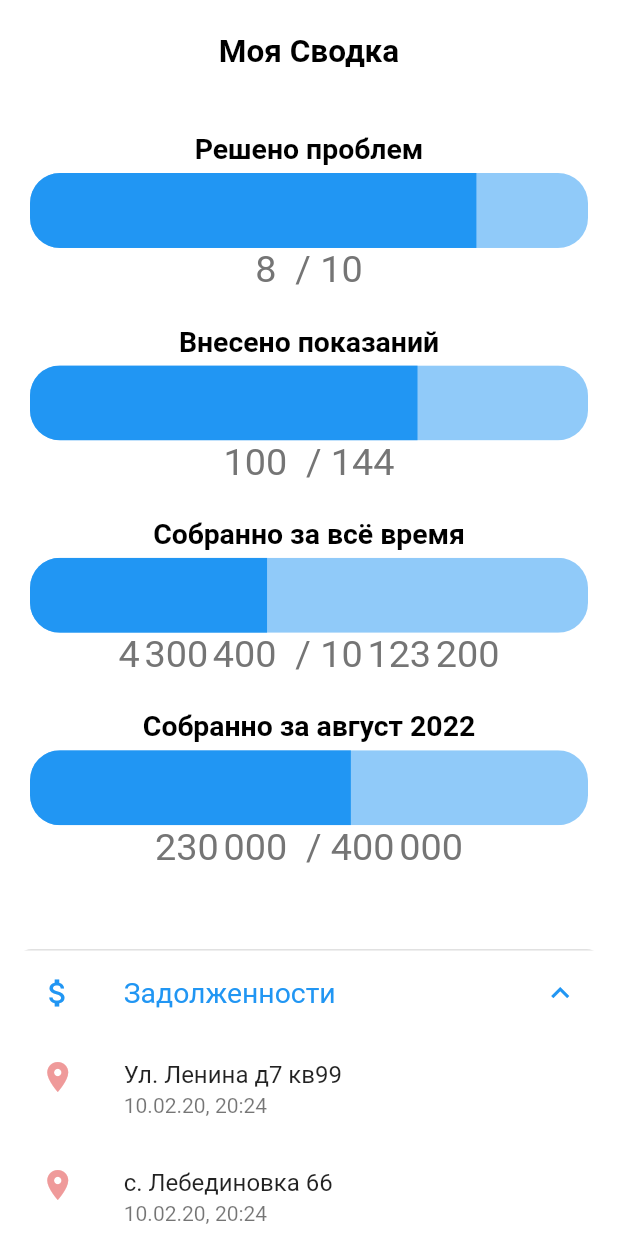
After one commit to savagenur/tosor_suu_mobile, a Flutter app: the MyAnalyticsScreen screen opened directly, after a tap on "Задолженности", on a phone screen of 412 x 824 dp. The commit adds this screen. Run offline on Flutter 3.47's test engine with Material 2 defaults, Android fonts, the phone set to English and light mode, and no system bars; Roboto replaces fonts that are missing (Muli).

Commit message:
MyAnalyticsScreen added

```diff
--- a/lib/screens/Analytics/General Analytics/components/body.dart
+++ b/lib/screens/Analytics/General Analytics/components/body.dart
@@ -31,7 +31,7 @@ class Body extends StatelessWidget {
           ),
           SizedBox(height: getPropScreenWidth(30),),
          const AnimatedAnalyticScale(
-            text: "Собранно за всё время",
+            text: "Собранно за август 2022",
             current: 230000,
             total: 400000,
           ),
--- /dev/null
+++ b/lib/screens/Analytics/My Analytics/components/address_tile.dart
@@ -0,0 +1,26 @@
+import 'package:flutter/material.dart';
+
+class AddressTile extends StatelessWidget {
+  const AddressTile({
+    Key? key,
+    required this.address,
+    required this.color,
+  }) : super(key: key);
+
+  final String address;
+  final Color color;
+
+  @override
+  Widget build(BuildContext context) {
+    return ListTile(
+        title: Text(address),
+        leading: Icon(
+          Icons.location_on,
+          color: color,
+        ),
+        subtitle: const Text(
+          "10.02.20, 20:24",
+        ),
+      );
+  }
+}
--- /dev/null
+++ b/lib/screens/Analytics/My Analytics/components/body.dart
@@ -0,0 +1,43 @@
+import 'package:flutter/material.dart';
+import 'package:tosor_suu_mobile/screens/Analytics/My%20Analytics/components/tasks_expansion_list.dart';
+import 'package:tosor_suu_mobile/size_config.dart';
+
+import '../../../../constants.dart';
+import 'my_analytic_scales.dart';
+
+class Body extends StatelessWidget {
+  const Body({super.key});
+
+  @override
+  Widget build(BuildContext context) {
+
+
+    return SizedBox(
+      width: double.infinity,
+      child: SingleChildScrollView(
+        child: Column(
+          children: [
+            SizedBox(
+              height: getPropScreenWidth(20),
+            ),
+            Text(
+              "Моя Сводка",
+              style: headingStyle,
+            ),
+            SizedBox(
+              height: getPropScreenWidth(40),
+            ),
+            const MyAnalyticScales(),
+            SizedBox(
+              height: getPropScreenWidth(40),
+            ),
+            const TasksExpansionList(),
+            SizedBox(
+              height: getPropScreenWidth(20),
+            ),
+          ],
+        ),
+      ),
+    );
+  }
+}
--- /dev/null
+++ b/lib/screens/Analytics/My Analytics/components/my_analytic_scales.dart
@@ -0,0 +1,48 @@
+import 'package:flutter/material.dart';
+
+import '../../../../size_config.dart';
+import '../../components/animated_analytic_scale.dart';
+class MyAnalyticScales extends StatelessWidget {
+  const MyAnalyticScales({
+    Key? key,
+  }) : super(key: key);
+
+  @override
+  Widget build(BuildContext context) {
+    return Column(
+      children: [
+
+        const AnimatedAnalyticScale(
+          text: "Решено проблем",
+          current: 8,
+          total: 10,
+          isMyAnalytics: true,
+        ),
+        SizedBox(height: getPropScreenWidth(20),),
+
+        const AnimatedAnalyticScale(
+          text: "Внесено показаний",
+          current: 100,
+          total: 144,
+          isMyAnalytics: true,
+        ),
+        SizedBox(
+          height: getPropScreenWidth(20),
+        ),
+        const AnimatedAnalyticScale(
+          text: "Собранно за всё время",
+          current: 4300400,
+          total: 10123200,
+        ),
+        SizedBox(
+          height: getPropScreenWidth(20),
+        ),
+        const AnimatedAnalyticScale(
+          text: "Собранно за август 2022",
+          current: 230000,
+          total: 400000,
+        ),
+      ],
+    );
+  }
+}
--- /dev/null
+++ b/lib/screens/Analytics/My Analytics/components/tasks_expansion_list.dart
@@ -0,0 +1,89 @@
+import 'package:flutter/material.dart';
+
+import '../../../../size_config.dart';
+import 'address_tile.dart';
+
+class TasksExpansionList extends StatelessWidget {
+  const TasksExpansionList({super.key});
+
+  @override
+  Widget build(BuildContext context) {
+final Map<String, dynamic> headerTitles = {
+      "0": {
+        "text": "Задолженности",
+        "color": Colors.red[200],
+        "icon": Icons.attach_money,
+      },
+      "1": {
+        "text": "Не сняты показания",
+        "color": Colors.grey[200],
+        "icon": Icons.electric_meter_outlined,
+      },
+      "2": {
+        "text": "Нерешенные заявки",
+        "color": Colors.amber[200],
+        "icon": Icons.work_off_outlined,
+      },
+    };
+
+    final List<String> addresses = [
+      "Ул. Ленина д7 кв99",
+      "с. Лебединовка 66",
+      "с. Лебединовка 66",
+    ];
+    return Column(
+              children: [
+                ...List.generate(3, (index) {
+                  return Padding(
+                    padding: EdgeInsets.all(getPropScreenWidth(10)),
+                    child: TasksExpansionTile(
+                        title: headerTitles[index.toString()]["text"],
+                        addresses: addresses,
+                        color: headerTitles[index.toString()]["color"],
+                        icon: headerTitles[index.toString()]["icon"],),
+
+                  );
+                },),
+              ],
+            );
+  }
+}
+
+class TasksExpansionTile extends StatelessWidget {
+  final String title;
+  final List<String> addresses;
+  final Color color;
+  final IconData icon;
+
+  const TasksExpansionTile({
+    Key? key,
+    required this.title,
+    required this.addresses,
+    required this.color,
+    required this.icon,
+  }) : super(key: key);
+
+  @override
+  Widget build(BuildContext context) {
+    return ClipRRect(
+      borderRadius: BorderRadius.circular(getPropScreenWidth(10)),
+      child: ExpansionTile(
+        leading: Icon(icon),
+
+        collapsedBackgroundColor: color,
+        title: Text(
+          title,
+          style: TextStyle(fontSize: getPropScreenWidth(18)),
+        ),
+        children: [
+          ...List.generate(
+            addresses.length,
+            (index) {
+            return  AddressTile(address: addresses[index], color: color);
+            },
+          )
+        ],
+      ),
+    );
+  }
+}
--- a/lib/screens/Analytics/My Analytics/my_analytics_screen.dart
+++ b/lib/screens/Analytics/My Analytics/my_analytics_screen.dart
@@ -1,12 +1,13 @@
 import 'package:flutter/material.dart';
+import 'package:tosor_suu_mobile/screens/Analytics/My%20Analytics/components/body.dart';
 
 class MyAnalyticsScreen extends StatelessWidget {
   const MyAnalyticsScreen({super.key});
 
   @override
   Widget build(BuildContext context) {
-    return Scaffold(
-
+    return const Scaffold(
+      body: Body(),
     );
   }
 }
--- a/lib/screens/Analytics/components/animated_analytic_scale.dart
+++ b/lib/screens/Analytics/components/animated_analytic_scale.dart
@@ -8,8 +8,13 @@ class AnimatedAnalyticScale extends StatelessWidget {
   final String text;
   final double total;
   final double current;
+  final bool isMyAnalytics;
   const AnimatedAnalyticScale({
-    Key? key, required this.text, required this.total, required this.current,
+    Key? key,
+    required this.text,
+    required this.total,
+    required this.current,
+    this.isMyAnalytics = false,
   }) : super(key: key);
 
   @override
@@ -42,15 +47,15 @@ class AnimatedAnalyticScale extends StatelessWidget {
                     ),
                   ),
                   Text(
-          "${NumberFormat("###,000", 'fr').format(value)}  / ${NumberFormat("###,000", 'fr').format(total)}",
-          style: TextStyle(fontSize: getPropScreenWidth(24)),
-        )
+                   isMyAnalytics? "${NumberFormat("", 'fr').format(value)}  / ${NumberFormat("", 'fr').format(total)}":
+                   "${NumberFormat("###,000", 'fr').format(value)}  / ${NumberFormat("###,000", 'fr').format(total)}",
+                    style: TextStyle(fontSize: getPropScreenWidth(24)),
+                  )
                 ],
               ),
             );
           },
         ),
-
       ],
     );
   }
```
Also changed, not shown: 13 other files.
